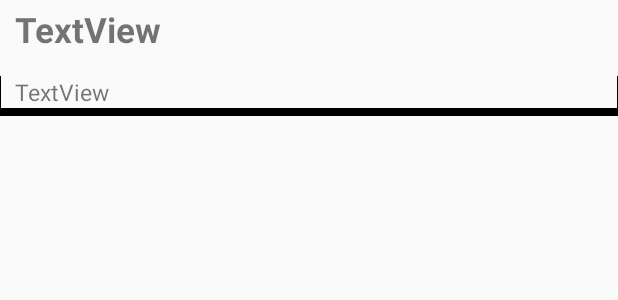
After one commit to HalaAli2020/SeniorProject, an Android app: the layout activity_clicked_post.xml on its own in the app's theme, with its tools: preview values and no code run, on a phone screen of 412 x 824 dp. The commit adds this screen. Shown: the top 300 px of the screen. Run offline under Robolectric (Android 15) with nearby library versions, the phone set to English and light mode, and no system bars.

Commit message:
Added OnClick for Posts and edited UI. Added some files for ClickPost but haven't finished yet.

```diff
--- a/app/src/main/java/com/example/seniorproject/MainForum/HomeFragment.kt
+++ b/app/src/main/java/com/example/seniorproject/MainForum/HomeFragment.kt
@@ -92,7 +92,7 @@ class HomeFragment : Fragment(), PostListener {
         val view = inflater.inflate(R.layout.fragment_home, container, false)
         postLiveData = myViewModel.getSavedPosts()
 
-        adapter = CustomAdapter(postLiveData)
+        adapter = CustomAdapter(view.context, postLiveData)
         view.post_recyclerView.adapter = adapter
         view.post_recyclerView.layoutManager = LinearLayoutManager(context)
         view.post_recyclerView.adapter = adapter
@@ -111,7 +111,7 @@ class HomeFragment : Fragment(), PostListener {
 
         while (PostLiveData.get().value != null) {
 
-            adapter = CustomAdapter(postLiveData)
+            adapter = CustomAdapter(view.context, postLiveData)
             view.post_recyclerView.adapter = adapter
             view.post_recyclerView.layoutManager = LinearLayoutManager(context)
             view.post_recyclerView.adapter = adapter
--- a/app/src/main/java/com/example/seniorproject/data/Firebase/FirebaseData.kt
+++ b/app/src/main/java/com/example/seniorproject/data/Firebase/FirebaseData.kt
@@ -50,7 +50,8 @@ class FirebaseData @Inject constructor() {
                         if (it.isSuccessful) {
                             emitter.onComplete()
                             Log.d(TAG, "NEW USER, uid: ${it.result?.user?.uid}")
-                            saveUserToFirebaseDatabase(username, email, password)
+                            val uid = FirebaseAuth.getInstance().uid
+                            uid?.let { it1 -> saveUserToFirebaseDatabase(username, email, it1) }
                         } else {
                             emitter.onError(it.exception!!)
                             //return@addOnCompleteListener
--- /dev/null
+++ b/app/src/main/res/drawable/edittext_bottom_border.xml
@@ -0,0 +1,15 @@
+<?xml version="1.0" encoding="utf-8"?>
+<layer-list xmlns:android="http://schemas.android.com/apk/res/android" >
+
+    <item android:bottom="0dp"
+        android:left="-5dp"
+        android:right="-5dp"
+        android:top="-6dp">
+        <shape android:shape="rectangle" >
+            <stroke
+                android:width="5dp"
+                android:color="@android:color/black" />
+        </shape>
+    </item>
+
+</layer-list>
--- /dev/null
+++ b/app/src/main/res/layout/activity_clicked_post.xml
@@ -0,0 +1,43 @@
+<?xml version="1.0" encoding="utf-8"?>
+<androidx.constraintlayout.widget.ConstraintLayout xmlns:android="http://schemas.android.com/apk/res/android"
+    xmlns:tools="http://schemas.android.com/tools"
+    android:layout_width="match_parent"
+    android:layout_height="match_parent"
+    tools:context=".MainForum.ClickedPost">
+
+    <LinearLayout
+        android:layout_width="match_parent"
+        android:layout_height="match_parent"
+        android:orientation="vertical">
+
+        <TextView
+            android:id="@+id/click_post_title"
+            android:layout_width="match_parent"
+            android:layout_height="wrap_content"
+            android:layout_marginBottom="15dp"
+            android:layout_marginLeft="10dp"
+            android:layout_marginTop="4dp"
+            android:layout_marginRight="10dp"
+            android:text="TextView"
+            android:textSize="23dp"
+            android:textStyle="bold" />
+
+        <TextView
+            android:id="@+id/click_post_text"
+            android:layout_width="match_parent"
+            android:layout_height="wrap_content"
+            android:paddingLeft="10dp"
+            android:paddingRight="10dp"
+            android:paddingBottom="5dp"
+            android:text="TextView"
+            android:background="@drawable/edittext_bottom_border"
+            android:textSize="15dp" />
+
+        <androidx.recyclerview.widget.RecyclerView
+            android:layout_width="match_parent"
+            android:layout_marginLeft="10dp"
+            android:layout_marginRight="10dp"
+            android:layout_height="match_parent" />
+
+    </LinearLayout>
+</androidx.constraintlayout.widget.ConstraintLayout>
--- a/app/src/main/res/layout/activity_login.xml
+++ b/app/src/main/res/layout/activity_login.xml
@@ -35,7 +35,7 @@
             android:layout_width="0dp"
             android:layout_height="50dp"
             android:layout_marginStart="24dp"
-            android:layout_marginTop="100dp"
+            android:layout_marginTop="60dp"
             android:layout_marginEnd="24dp"
             android:background="@drawable/login_screen_background"
             android:ems="10"
--- a/app/src/main/res/layout/activity_register.xml
+++ b/app/src/main/res/layout/activity_register.xml
@@ -38,7 +38,7 @@
             android:layout_width="0dp"
             android:layout_height="50dp"
             android:layout_marginStart="24dp"
-            android:layout_marginTop="100dp"
+            android:layout_marginTop="60dp"
             android:layout_marginEnd="24dp"
             android:background="@drawable/login_screen_background"
             android:ems="10"
```
Also changed, not shown: app/build.gradle (+6 -6 lines), app/src/main/AndroidManifest.xml (+9 -13 lines), app/src/main/java/com/example/seniorproject/MainForum/ClickedPost.kt (added, +18 -0 lines), app/src/main/java/com/example/seniorproject/MainForum/CustomAdapter.kt (+14 -3 lines), app/src/main/java/com/example/seniorproject/viewModels/ClickedPostViewModel.kt (added, +10 -0 lines), app/src/main/res/layout/new_post_fragment.xml (+19 -18 lines).
